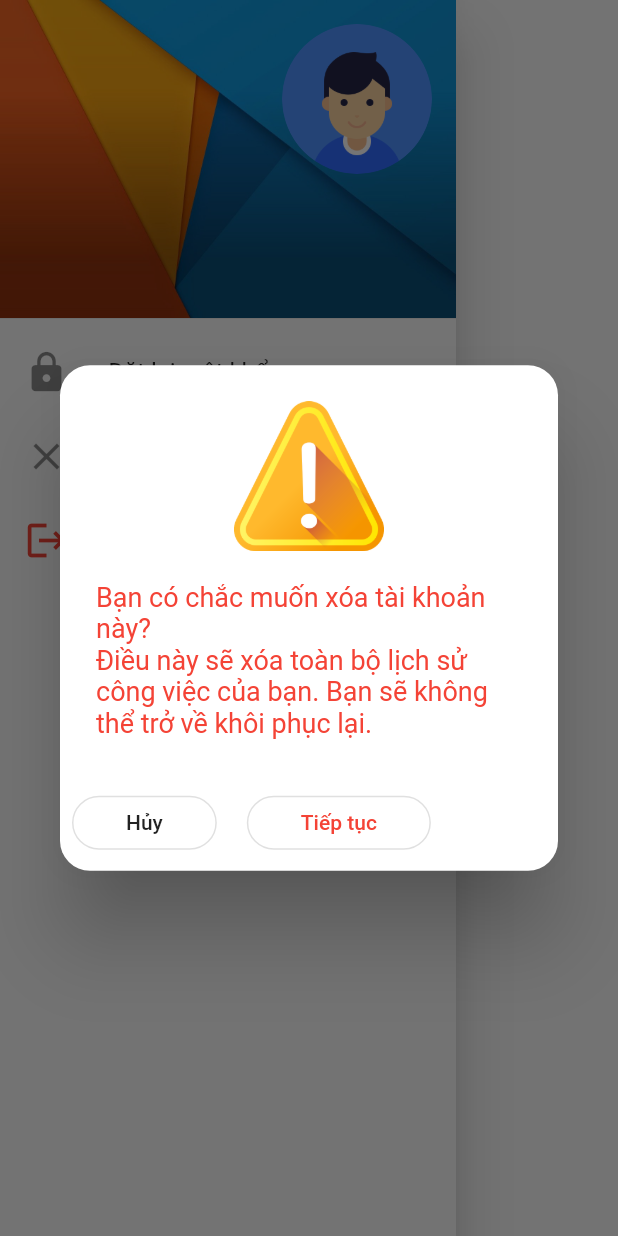
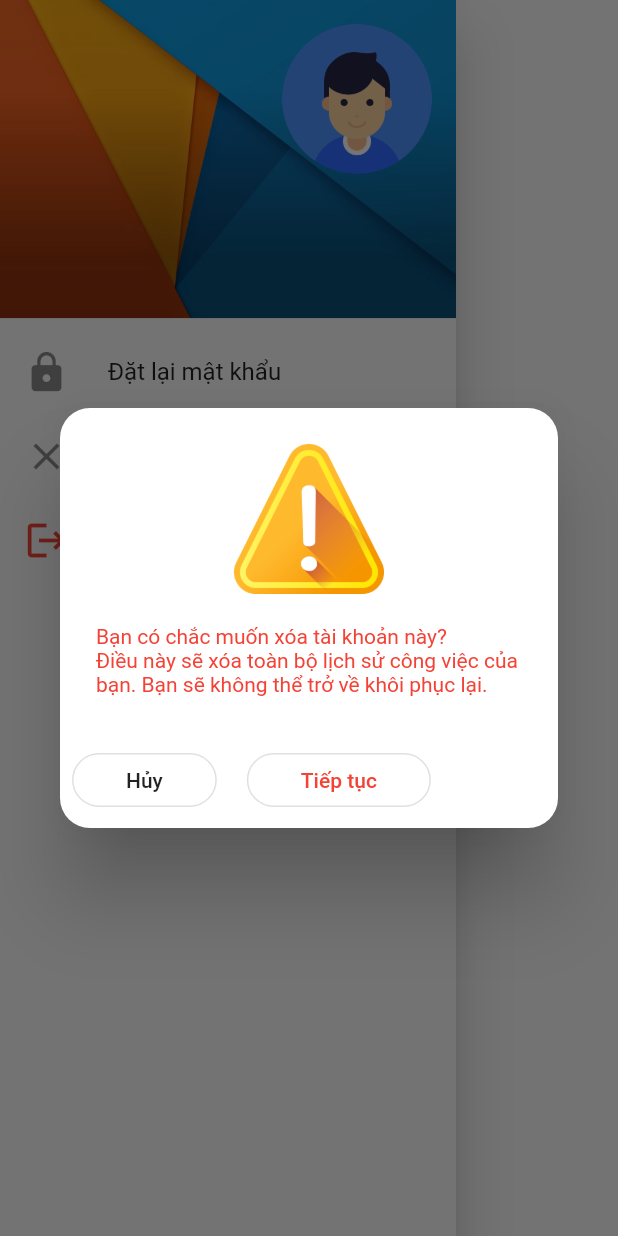
Before and after one commit to nnduong0358957/TaskManager, a Flutter app: the AppDrawer widget shown alone on an empty page, opened directly with empty values, after a tap on "Xóa tài khoản", on a phone screen of 412 x 824 dp. Run offline on Flutter 3.47's test engine with Material 2 defaults, Android fonts, the phone set to English and light mode, and no system bars; our stand-ins replace connectivity, email_validator, firebase_auth, firebase_core, firebase_database, firebase_messaging and 12 more; missing offline and left inert: cron; accounts and stored records are empty.

Commit message:
Sửa lại Fontsize Alert

```diff
--- a/lib/components/drawer.dart
+++ b/lib/components/drawer.dart
@@ -447,7 +447,7 @@ class _AppDrawerState extends State<AppDrawer> {
       ),
       content: Text(
         content,
-        style: TextStyle(color: Colors.red, fontSize: 18),
+        style: TextStyle(color: Colors.red, fontSize: 14),
       ),
       elevation: 24,
       shape: RoundedRectangleBorder(borderRadius: BorderRadius.circular(20)),
--- a/lib/screens/add_task_page/add_task.dart
+++ b/lib/screens/add_task_page/add_task.dart
@@ -520,7 +520,7 @@ class _AddPageState extends State<AddPage> {
       ),
       content: Text(
         content,
-        style: TextStyle(color: Colors.red, fontSize: 18),
+        style: TextStyle(color: Colors.red, fontSize: 14),
       ),
       elevation: 24,
       shape: RoundedRectangleBorder(borderRadius: BorderRadius.circular(20)),
--- a/lib/screens/edit_task/edit_task.dart
+++ b/lib/screens/edit_task/edit_task.dart
@@ -643,7 +643,7 @@ class _EditPageState extends State<EditPage> {
       ),
       content: Text(
         content,
-        style: TextStyle(color: Colors.red, fontSize: 18),
+        style: TextStyle(color: Colors.red, fontSize: 14),
       ),
       shape: RoundedRectangleBorder(borderRadius: BorderRadius.circular(20)),
       elevation: 24,
--- a/lib/screens/login_page/login.dart
+++ b/lib/screens/login_page/login.dart
@@ -388,7 +388,7 @@ class _MyLoginPageState extends State<MyLoginPage> {
       ),
       content: Text(
         content,
-        style: TextStyle(color: Colors.red, fontSize: 18),
+        style: TextStyle(color: Colors.red, fontSize: 14),
       ),
       shape: RoundedRectangleBorder(borderRadius: BorderRadius.circular(20)),
       actions: [
```
